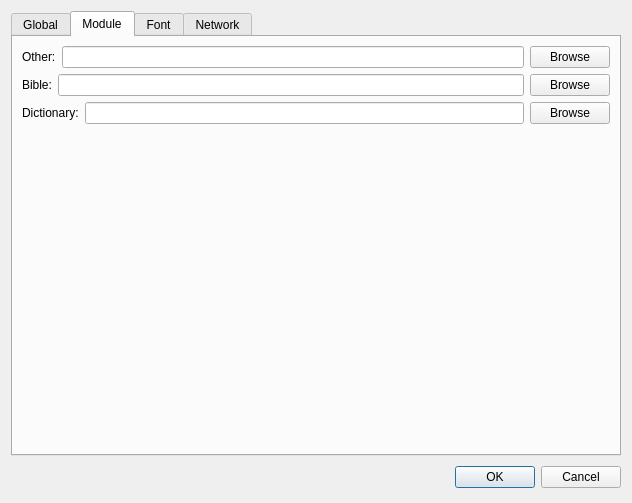
Old version of the form src/gui/dialogs/settings/settings.ui in the repository axsapronov/QSopherim.
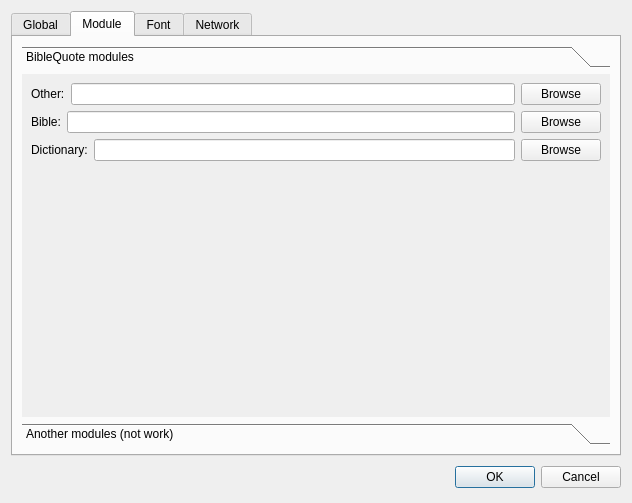
New version of the form. The open tabs and pages were chosen to show the change.

```diff
--- a/src/gui/dialogs/settings/settings.ui
+++ b/src/gui/dialogs/settings/settings.ui
@@ -83,7 +83,25 @@
        <string>Module</string>
       </attribute>
       <layout class="QGridLayout" name="gridLayout_3">
-       <item row="0" column="0" colspan="2">
+       <item row="0" column="0">
+        <widget class="QToolBox" name="toolBox">
+         <property name="currentIndex">
+          <number>0</number>
+         </property>
+         <widget class="QWidget" name="page">
+          <property name="geometry">
+           <rect>
+            <x>0</x>
+            <y>0</y>
+            <width>592</width>
+            <height>348</height>
+           </rect>
+          </property>
+          <attribute name="label">
+           <string>BibleQuote modules</string>
+          </attribute>
+          <layout class="QGridLayout" name="gridLayout_6">
+           <item row="0" column="0">
         <layout class="QHBoxLayout" name="horizontalLayout_3">
          <item>
           <widget class="QLabel" name="label_4">
@@ -104,7 +122,7 @@
          </item>
         </layout>
        </item>
-       <item row="1" column="0" rowspan="2" colspan="2">
+           <item row="1" column="0">
         <layout class="QHBoxLayout" name="horizontalLayout">
          <item>
           <widget class="QLabel" name="label_2">
@@ -125,7 +143,7 @@
          </item>
         </layout>
        </item>
-       <item row="3" column="0" colspan="2">
+           <item row="2" column="0">
         <layout class="QHBoxLayout" name="horizontalLayout_2">
          <item>
           <widget class="QLabel" name="label_3">
@@ -146,7 +164,7 @@
          </item>
         </layout>
        </item>
-       <item row="4" column="1">
+           <item row="3" column="0">
         <spacer name="verticalSpacer_2">
          <property name="orientation">
           <enum>Qt::Vertical</enum>
@@ -154,10 +172,27 @@
          <property name="sizeHint" stdset="0">
           <size>
            <width>20</width>
-           <height>298</height>
+               <height>228</height>
           </size>
          </property>
         </spacer>
+           </item>
+          </layout>
+         </widget>
+         <widget class="QWidget" name="page_2">
+          <property name="geometry">
+           <rect>
+            <x>0</x>
+            <y>0</y>
+            <width>592</width>
+            <height>348</height>
+           </rect>
+          </property>
+          <attribute name="label">
+           <string>Another modules (not work)</string>
+          </attribute>
+         </widget>
+        </widget>
        </item>
       </layout>
      </widget>
```
Left out of the diff: 28 changed lines with no effect on the pictures. Lines whose indentation alone changed are shown as unchanged.
